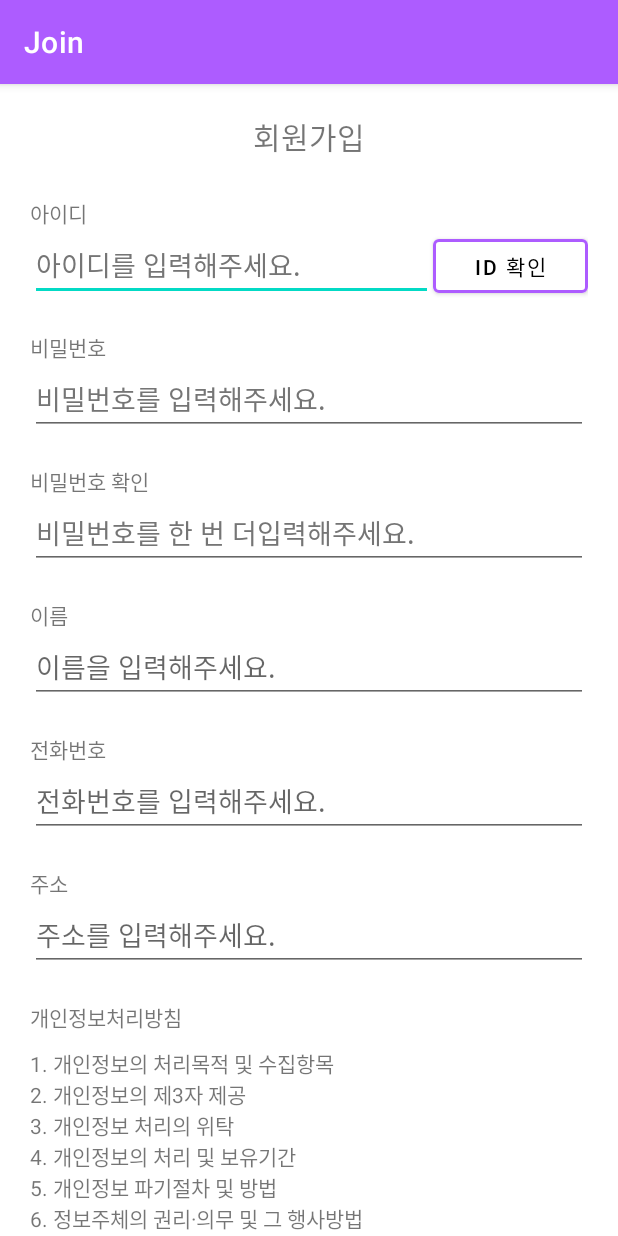
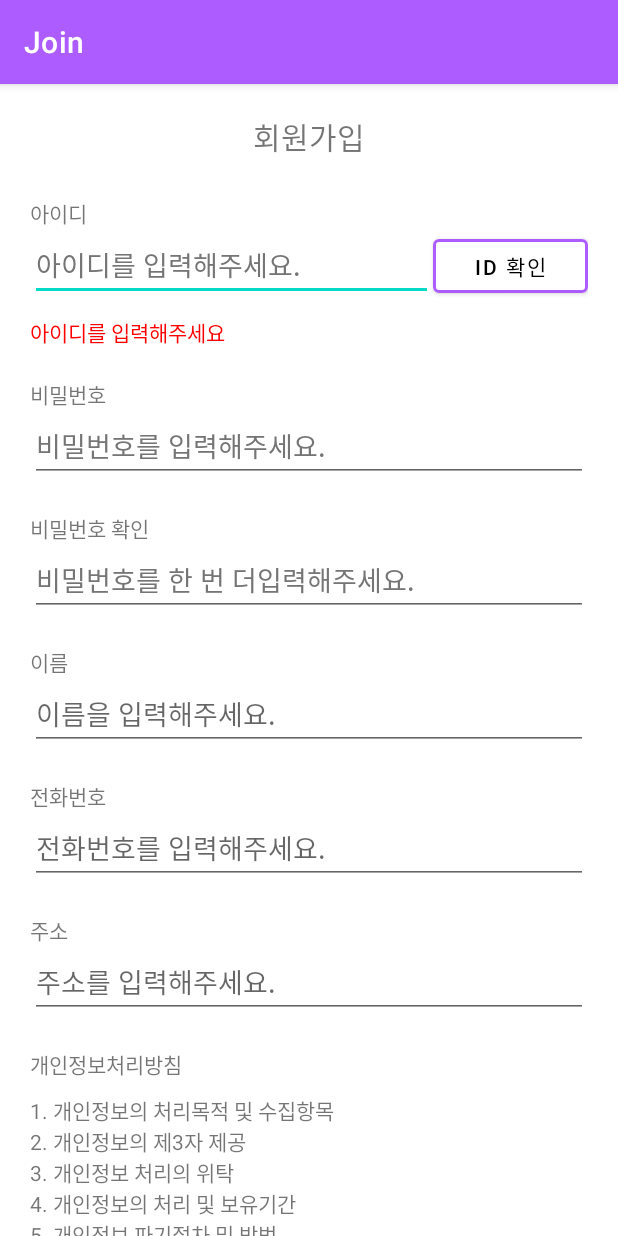
Before and after one commit to sanglim00/2022-02-MobileProgramming, an Android app: the JoinActivity screen opened directly, with no data from a screen before it, after a tap on "ID 확인", on a phone screen of 412 x 824 dp. Run offline under Robolectric (Android 15) with nearby library versions, the phone set to English and light mode, and no system bars.

Commit message:
feat. 기능 수정 중

```diff
--- a/app/src/main/java/com/example/assignment/JoinActivity.java
+++ b/app/src/main/java/com/example/assignment/JoinActivity.java
@@ -10,10 +10,11 @@ import android.widget.Button;
 import android.widget.EditText;
 import android.widget.RadioButton;
 import android.widget.RadioGroup;
+import android.widget.TextView;
 import android.widget.Toast;
 
 public class JoinActivity extends AppCompatActivity {
-    Button checkIDBtn, joinFinishBtn,  backBtn;
+    Button checkIDBtn, joinFinishBtn, backBtn;
     private EditText joinID, joinPW, rejoinPW, joinName, joinPhone, joinAddress ;
     private RadioGroup ppRadio;
 
@@ -25,7 +26,7 @@ public class JoinActivity extends AppCompatActivity {
         super.onCreate(savedInstanceState);
         setContentView(R.layout.activity_join);
 
-
+        // 뒤로가기 버튼 클릭 시 다시 첫 화면으로
         backBtn = (Button) findViewById(R.id.backBtn);
         backBtn.setOnClickListener(new View.OnClickListener() {
             @Override
@@ -34,6 +35,7 @@ public class JoinActivity extends AppCompatActivity {
             }
         });
 
+        // 아이디 중복확인
         checkIDBtn = (Button) findViewById(R.id.checkIDBtn);
         checkIDBtn.setOnClickListener(new View.OnClickListener() {
             @Override
@@ -41,23 +43,30 @@ public class JoinActivity extends AppCompatActivity {
                 SharedPreferences sharedPreferences= getSharedPreferences("user_info", 0);
                 String id = sharedPreferences.getString("userID","");
                 joinID = (EditText) findViewById(R.id.joinID);
+                TextView idCheckMsg = (TextView) findViewById(R.id.idCheckMsg);
 
+                // 입력값이 비어있을 경우
                 if(joinID.getText().toString().isEmpty()) {
-                    Toast.makeText(getApplicationContext(), "아이디를 입력해주세요", Toast.LENGTH_SHORT).show();
+                    idCheckMsg.setText("아이디를 입력해주세요");
+                    idCheckMsg.setVisibility(View.VISIBLE);
                     checkID = false;
                 }
+                // 이미 존재하는 아이디일 경우
                 else if(joinID.getText().toString().equals(id)) {
-                    Toast.makeText(getApplicationContext(), "이미 존재하는 아이디입니다. 다른 아이디를 설정해주세요", Toast.LENGTH_SHORT).show();
+                    idCheckMsg.setText("이미 존재하는 아이디입니다. 다른 아이디를 설정해주세요");
+                    idCheckMsg.setVisibility(View.VISIBLE);
                     checkID = false;
                 }
                 else {
-                    Toast.makeText(getApplicationContext(), "사용 가능한 아이디입니다.", Toast.LENGTH_SHORT).show();
+                    idCheckMsg.setText("사용 가능한 아이디입니다.");
+                    idCheckMsg.setVisibility(View.VISIBLE);
                     checkID = true;
                 }
 
             }
         });
 
+        // 회원가입 하기 버튼 클릭 시
         joinFinishBtn = (Button) findViewById(R.id.joinFinishBtn);
         joinFinishBtn.setOnClickListener(new View.OnClickListener() {
             @Override
@@ -69,6 +78,7 @@ public class JoinActivity extends AppCompatActivity {
                 joinPhone = (EditText) findViewById(R.id.joinPhone);
                 joinAddress = (EditText) findViewById(R.id.joinAddress);
 
+                // 비밀번호 입력 체크
                 if(joinPW.getText().toString().equals(rejoinPW.getText().toString())) checkPW = true;
                 else {
                     Toast.makeText(getApplicationContext(), "두 비밀번호가 다릅니다", Toast.LENGTH_SHORT).show();
@@ -76,6 +86,7 @@ public class JoinActivity extends AppCompatActivity {
                     return ;
                 }
 
+                // 회원가입
                 if(checkPW && checkID) {
                     SharedPreferences prefs = getSharedPreferences("user_info", 0);
                     SharedPreferences.Editor editor = prefs.edit();
@@ -99,9 +110,11 @@ public class JoinActivity extends AppCompatActivity {
                     Intent intent = new Intent(getApplicationContext(), MainActivity.class);
                     startActivity(intent);
                 }
+                // 아이디 중복 확인을 하지 않았을 때
                 else if (!checkID) {
                     Toast.makeText(getApplicationContext(), "아이디를 확인하세요", Toast.LENGTH_SHORT).show();
                 }
+                // 입력이 제대로 되어있지 않았을 때
                 else {
                     Toast.makeText(getApplicationContext(), "입력을 다시 확인하세요", Toast.LENGTH_SHORT).show();
                 }
--- a/app/src/main/res/layout/activity_join.xml
+++ b/app/src/main/res/layout/activity_join.xml
@@ -36,7 +36,7 @@
             <LinearLayout
                 android:layout_width="match_parent"
                 android:layout_height="wrap_content"
-                android:layout_marginBottom="20dp"
+                android:layout_marginBottom="10dp"
                 android:orientation="horizontal">
 
                 <EditText
@@ -71,6 +71,7 @@
                 android:layout_width="match_parent"
                 android:layout_height="wrap_content"
                 android:layout_marginBottom="20dp"
+                android:textColor="#FF0000"
                 android:visibility="gone" />
 
             <TextView
```
Also changed, not shown: app/src/main/java/com/example/assignment/MainActivity.java (+4 -3 lines).
